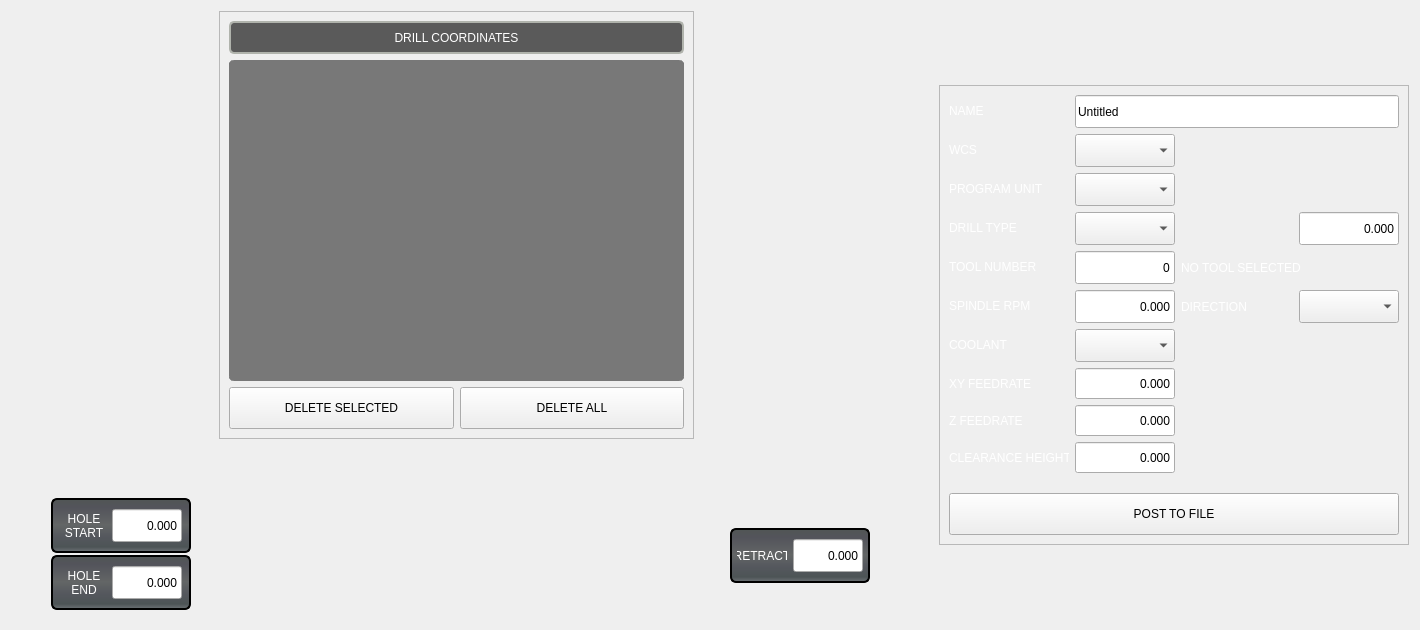
Qt form qtpyvcp_conversational_gcode/widgets/xy_coord.ui (kcjengr/qtpyvcp_conversational_gcode) before a commit.
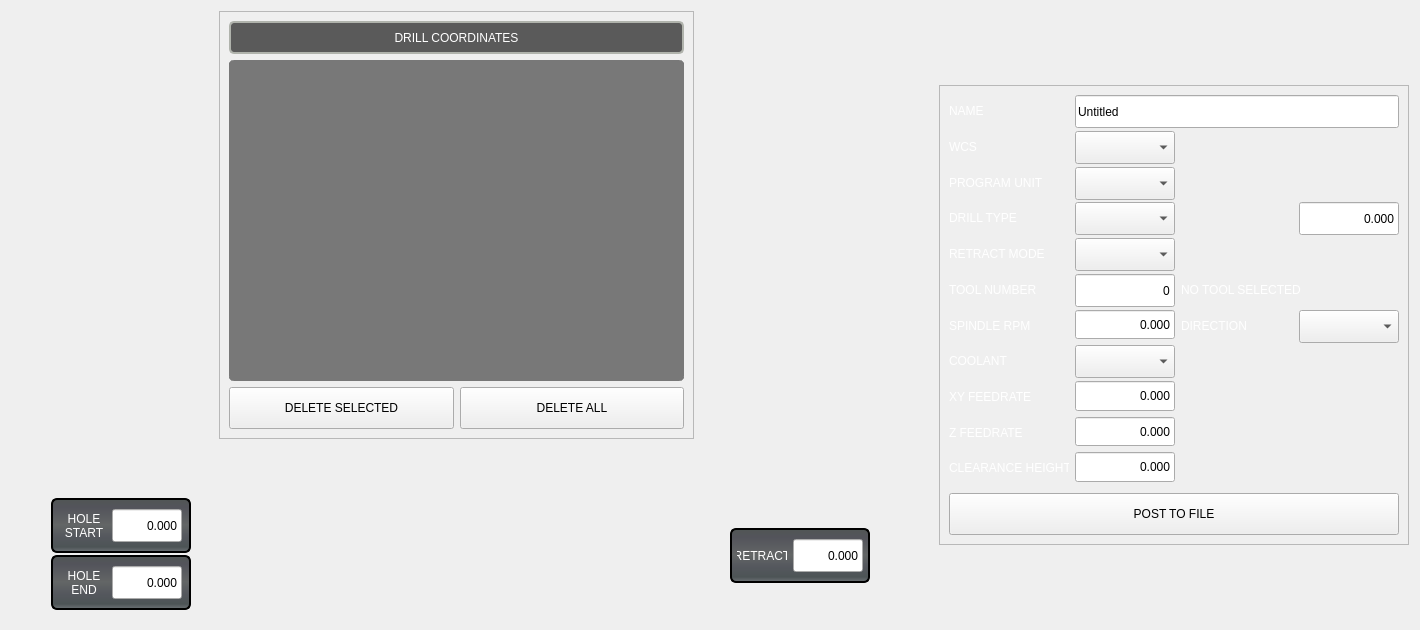
The same form after that commit. Icons and pictures are not drawn. Custom widgets are drawn as their Qt base class.

Commit message:
ENH: Add ability to select retract mode for drilling ops
Problem:
- The drilling gcode generator always used G98 when creating a drilling
  cycle. However, using G99 can save time when running the operation as
  the drill will only be retracted to the retract height between drill
  positions instead of the clearance height.

Solution:
- Add option to drill screens for setting the retract mode to either G98
  (default) or G99.

```diff
--- a/qtpyvcp_conversational_gcode/widgets/xy_coord.ui
+++ b/qtpyvcp_conversational_gcode/widgets/xy_coord.ui
@@ -918,7 +918,7 @@
               </item>
              </layout>
             </item>
-            <item row="4" column="0">
+            <item row="5" column="0">
              <widget class="QLabel" name="tool_number_label_3">
               <property name="sizePolicy">
                <sizepolicy hsizetype="Preferred" vsizetype="Fixed">
@@ -955,7 +955,7 @@
               </property>
              </widget>
             </item>
-            <item row="4" column="1">
+            <item row="5" column="1">
              <layout class="QHBoxLayout" name="horizontalLayout_10">
               <item>
                <widget class="IntLineEdit" name="tool_number_input">
@@ -1024,7 +1024,7 @@
               </item>
              </layout>
             </item>
-            <item row="5" column="0">
+            <item row="6" column="0">
              <widget class="QLabel" name="label_170">
               <property name="sizePolicy">
                <sizepolicy hsizetype="Preferred" vsizetype="Fixed">
@@ -1061,7 +1061,7 @@
               </property>
              </widget>
             </item>
-            <item row="5" column="1">
+            <item row="6" column="1">
              <layout class="QHBoxLayout" name="horizontalLayout_11">
               <item>
                <widget class="FloatLineEdit" name="spindle_rpm_input">
@@ -1143,7 +1143,7 @@
               </item>
              </layout>
             </item>
-            <item row="6" column="0">
+            <item row="7" column="0">
              <widget class="QLabel" name="label_172">
               <property name="sizePolicy">
                <sizepolicy hsizetype="Preferred" vsizetype="Fixed">
@@ -1180,7 +1180,7 @@
               </property>
              </widget>
             </item>
-            <item row="7" column="0">
+            <item row="8" column="0">
              <widget class="QLabel" name="label_173">
               <property name="sizePolicy">
                <sizepolicy hsizetype="Preferred" vsizetype="Fixed">
@@ -1217,7 +1217,7 @@
               </property>
              </widget>
             </item>
-            <item row="7" column="1">
+            <item row="8" column="1">
              <widget class="FloatLineEdit" name="xy_feed_rate_input">
               <property name="sizePolicy">
                <sizepolicy hsizetype="Expanding" vsizetype="Fixed">
@@ -1242,7 +1242,7 @@
               </property>
              </widget>
             </item>
-            <item row="8" column="0">
+            <item row="9" column="0">
              <widget class="QLabel" name="label_174">
               <property name="sizePolicy">
                <sizepolicy hsizetype="Preferred" vsizetype="Fixed">
@@ -1279,7 +1279,7 @@
               </property>
              </widget>
             </item>
-            <item row="8" column="1">
+            <item row="9" column="1">
              <widget class="FloatLineEdit" name="z_feed_rate_input">
               <property name="sizePolicy">
                <sizepolicy hsizetype="Expanding" vsizetype="Fixed">
@@ -1304,7 +1304,7 @@
               </property>
              </widget>
             </item>
-            <item row="10" column="0">
+            <item row="11" column="0">
              <widget class="QLabel" name="label_175">
               <property name="sizePolicy">
                <sizepolicy hsizetype="Preferred" vsizetype="Fixed">
@@ -1341,7 +1341,7 @@
               </property>
              </widget>
             </item>
-            <item row="10" column="1">
+            <item row="11" column="1">
              <widget class="FloatLineEdit" name="clearance_height_input">
               <property name="sizePolicy">
                <sizepolicy hsizetype="Expanding" vsizetype="Fixed">
@@ -1398,7 +1398,7 @@
               </property>
              </widget>
             </item>
-            <item row="6" column="1">
+            <item row="7" column="1">
              <widget class="QComboBox" name="coolant_input">
               <property name="minimumSize">
                <size>
@@ -1414,6 +1414,59 @@
               </property>
              </widget>
             </item>
+            <item row="4" column="0">
+             <widget class="QLabel" name="label_176">
+              <property name="sizePolicy">
+               <sizepolicy hsizetype="Preferred" vsizetype="Fixed">
+                <horstretch>0</horstretch>
+                <verstretch>0</verstretch>
+               </sizepolicy>
+              </property>
+              <property name="minimumSize">
+               <size>
+                <width>120</width>
+                <height>31</height>
+               </size>
+              </property>
+              <property name="maximumSize">
+               <size>
+                <width>120</width>
+                <height>31</height>
+               </size>
+              </property>
+              <property name="styleSheet">
+               <string notr="true"/>
+              </property>
+              <property name="lineWidth">
+               <number>0</number>
+              </property>
+              <property name="text">
+               <string>RETRACT MODE</string>
+              </property>
+              <property name="alignment">
+               <set>Qt::AlignLeading|Qt::AlignLeft|Qt::AlignVCenter</set>
+              </property>
+              <property name="indent">
+               <number>0</number>
+              </property>
+             </widget>
+            </item>
+            <item row="4" column="1">
+             <widget class="QComboBox" name="drill_retract_mode_input">
+              <property name="minimumSize">
+               <size>
+                <width>100</width>
+                <height>33</height>
+               </size>
+              </property>
+              <property name="maximumSize">
+               <size>
+                <width>100</width>
+                <height>33</height>
+               </size>
+              </property>
+             </widget>
+            </item>
            </layout>
           </item>
           <item>
```
The commit also changes 6 other files.
